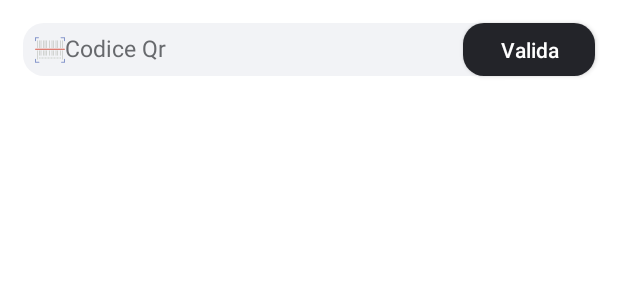
After one commit to Xiryl/Coupons-Qr-App, an Android app: the layout qrscan_fragment_layout.xml on its own in the app's theme, with its tools: preview values and no code run, on a phone screen of 412 x 824 dp. The commit adds this screen. Shown: the top 300 px of the screen. Run offline under Robolectric (Android 15) with nearby library versions, the phone set to English and light mode, and no system bars.

Commit message:
Update qrscan edittext

```diff
--- a/QRCoupons/app/src/main/java/it/chiarani/qrcoupons/fragments/CouponsFragment.java
+++ b/QRCoupons/app/src/main/java/it/chiarani/qrcoupons/fragments/ScanQrFragment.java
@@ -1,21 +1,17 @@
 package it.chiarani.qrcoupons.fragments;
 
-import android.databinding.DataBindingUtil;
 import android.os.Bundle;
 import android.support.v4.app.Fragment;
 import android.view.LayoutInflater;
 import android.view.View;
 import android.view.ViewGroup;
-import android.widget.TextView;
-
-import org.w3c.dom.Text;
 
 import it.chiarani.qrcoupons.R;
 
-public class CouponsFragment extends Fragment {
+public class ScanQrFragment extends Fragment {
 
 
-  public CouponsFragment() {
+  public ScanQrFragment() {
   }
 
 
@@ -26,8 +22,7 @@ public class CouponsFragment extends Fragment {
 
   @Override
   public View onCreateView(LayoutInflater inflater, ViewGroup container, Bundle savedInstanceState) {
-    View rootView =  inflater.inflate(R.layout.coupons_fragment_layout, container, false);
-    txt1 = (TextView) rootView.findViewById(R.id.frag_coupons_txt1);
+    View rootView =  inflater.inflate(R.layout.qrscan_fragment_layout, container, false);
 
     return rootView;
   }
--- a/QRCoupons/app/src/main/java/it/chiarani/qrcoupons/views/MainActivity.java
+++ b/QRCoupons/app/src/main/java/it/chiarani/qrcoupons/views/MainActivity.java
@@ -8,13 +8,15 @@ import android.view.MenuItem;
 
 import it.chiarani.qrcoupons.R;
 import it.chiarani.qrcoupons.databinding.MainActivityLayoutBinding;
-import it.chiarani.qrcoupons.fragments.CouponsFragment;
+import it.chiarani.qrcoupons.fragments.ScanQrFragment;
 
 public class MainActivity extends AppCompatActivity implements BottomNavigationView.OnNavigationItemSelectedListener {
 
+  private static final String TAG_SCAN_QR = "tag_scan_qr";
+
   private MainActivityLayoutBinding binding;
   private BottomNavigationView      bottomNavigationView;
-  private CouponsFragment           couponsF = new CouponsFragment();
+  private ScanQrFragment            scanqrF = new ScanQrFragment();
 
   @Override
   protected void onCreate(Bundle savedInstanceState) {
@@ -26,9 +28,13 @@ public class MainActivity extends AppCompatActivity implements BottomNavigationV
     // set bottom navbar
     bottomNavigationView = (BottomNavigationView) findViewById(R.id.main_activity_bottom_nav);
 
+    // set scanqr as checked item
+    bottomNavigationView.setSelectedItemId(R.id.bottombaritem_scanqr);
+
+    // set scanqr fragment
     getSupportFragmentManager()
         .beginTransaction()
-        .replace(R.id.main_activity_fragment_holder, couponsF, "tag1")
+        .replace(R.id.main_activity_fragment_holder, scanqrF, TAG_SCAN_QR)
         .commit();
   }
 
--- /dev/null
+++ b/QRCoupons/app/src/main/res/drawable/ic_barcode.xml
@@ -0,0 +1,147 @@
+<?xml version="1.0" encoding="utf-8"?>
+<vector xmlns:android="http://schemas.android.com/apk/res/android"
+    android:width="20dp"
+    android:height="20dp"
+    android:viewportWidth="60"
+    android:viewportHeight="60"
+    android:alpha="90">
+
+    <path
+        android:fillColor="#D1D4D1"
+        android:pathData="M5,49.5c-0.552,0-1-0.447-1-1v-17c0-0.553,0.448-1,1-1s1,0.447,1,1v17C6,49.053,5.552,49.5,5,49.5z" />
+    <path
+        android:fillColor="#D1D4D1"
+        android:pathData="M55,49.5c-0.552,0-1-0.447-1-1v-17c0-0.553,0.448-1,1-1s1,0.447,1,1v17 C56,49.053,55.552,49.5,55,49.5z" />
+    <path
+        android:fillColor="#D1D4D1"
+        android:pathData="M9,41.5c-0.552,0-1-0.447-1-1v-9c0-0.553,0.448-1,1-1s1,0.447,1,1v9C10,41.053,9.552,41.5,9,41.5z" />
+    <path
+        android:fillColor="#D1D4D1"
+        android:pathData="M12,41.5c-0.552,0-1-0.447-1-1v-9c0-0.553,0.448-1,1-1s1,0.447,1,1v9C13,41.053,12.552,41.5,12,41.5 z" />
+    <path
+        android:fillColor="#D1D4D1"
+        android:pathData="M17,41.5c-0.552,0-1-0.447-1-1v-9c0-0.553,0.448-1,1-1s1,0.447,1,1v9C18,41.053,17.552,41.5,17,41.5 z" />
+    <path
+        android:fillColor="#D1D4D1"
+        android:pathData="M20,41.5c-0.552,0-1-0.447-1-1v-9c0-0.553,0.448-1,1-1s1,0.447,1,1v9C21,41.053,20.552,41.5,20,41.5 z" />
+    <path
+        android:fillColor="#D1D4D1"
+        android:pathData="M23,41.5c-0.552,0-1-0.447-1-1v-9c0-0.553,0.448-1,1-1s1,0.447,1,1v9C24,41.053,23.552,41.5,23,41.5 z" />
+    <path
+        android:fillColor="#D1D4D1"
+        android:pathData="M29,41.5c-0.552,0-1-0.447-1-1v-9c0-0.553,0.448-1,1-1s1,0.447,1,1v9C30,41.053,29.552,41.5,29,41.5 z" />
+    <path
+        android:fillColor="#D1D4D1"
+        android:pathData="M34,41.5c-0.552,0-1-0.447-1-1v-9c0-0.553,0.448-1,1-1s1,0.447,1,1v9C35,41.053,34.552,41.5,34,41.5 z" />
+    <path
+        android:fillColor="#D1D4D1"
+        android:pathData="M37,41.5c-0.552,0-1-0.447-1-1v-9c0-0.553,0.448-1,1-1s1,0.447,1,1v9C38,41.053,37.552,41.5,37,41.5 z" />
+    <path
+        android:fillColor="#D1D4D1"
+        android:pathData="M42,41.5c-0.552,0-1-0.447-1-1v-9c0-0.553,0.448-1,1-1s1,0.447,1,1v9C43,41.053,42.552,41.5,42,41.5 z" />
+    <path
+        android:fillColor="#D1D4D1"
+        android:pathData="M45,41.5c-0.552,0-1-0.447-1-1v-9c0-0.553,0.448-1,1-1s1,0.447,1,1v9C46,41.053,45.552,41.5,45,41.5 z" />
+    <path
+        android:fillColor="#D1D4D1"
+        android:pathData="M51,41.5c-0.552,0-1-0.447-1-1v-9c0-0.553,0.448-1,1-1s1,0.447,1,1v9C52,41.053,51.552,41.5,51,41.5 z" />
+    <path
+        android:fillColor="#D1D4D1"
+        android:pathData="M5,26.5c-0.552,0-1-0.447-1-1v-14c0-0.553,0.448-1,1-1s1,0.447,1,1v14C6,26.053,5.552,26.5,5,26.5z" />
+    <path
+        android:fillColor="#D1D4D1"
+        android:pathData="M55,26.5c-0.552,0-1-0.447-1-1v-14c0-0.553,0.448-1,1-1s1,0.447,1,1v14 C56,26.053,55.552,26.5,55,26.5z" />
+    <path
+        android:fillColor="#D1D4D1"
+        android:pathData="M9,26.5c-0.552,0-1-0.447-1-1v-14c0-0.553,0.448-1,1-1s1,0.447,1,1v14C10,26.053,9.552,26.5,9,26.5z" />
+    <path
+        android:fillColor="#D1D4D1"
+        android:pathData="M12,26.5c-0.552,0-1-0.447-1-1v-14c0-0.553,0.448-1,1-1s1,0.447,1,1v14 C13,26.053,12.552,26.5,12,26.5z" />
+    <path
+        android:fillColor="#D1D4D1"
+        android:pathData="M17,26.5c-0.552,0-1-0.447-1-1v-14c0-0.553,0.448-1,1-1s1,0.447,1,1v14 C18,26.053,17.552,26.5,17,26.5z" />
+    <path
+        android:fillColor="#D1D4D1"
+        android:pathData="M20,26.5c-0.552,0-1-0.447-1-1v-14c0-0.553,0.448-1,1-1s1,0.447,1,1v14 C21,26.053,20.552,26.5,20,26.5z" />
+    <path
+        android:fillColor="#D1D4D1"
+        android:pathData="M23,26.5c-0.552,0-1-0.447-1-1v-14c0-0.553,0.448-1,1-1s1,0.447,1,1v14 C24,26.053,23.552,26.5,23,26.5z" />
+    <path
+        android:fillColor="#D1D4D1"
+        android:pathData="M29,26.5c-0.552,0-1-0.447-1-1v-14c0-0.553,0.448-1,1-1s1,0.447,1,1v14 C30,26.053,29.552,26.5,29,26.5z" />
+    <path
+        android:fillColor="#D1D4D1"
+        android:pathData="M34,26.5c-0.552,0-1-0.447-1-1v-14c0-0.553,0.448-1,1-1s1,0.447,1,1v14 C35,26.053,34.552,26.5,34,26.5z" />
+    <path
+        android:fillColor="#D1D4D1"
+        android:pathData="M37,26.5c-0.552,0-1-0.447-1-1v-14c0-0.553,0.448-1,1-1s1,0.447,1,1v14 C38,26.053,37.552,26.5,37,26.5z" />
+    <path
+        android:fillColor="#D1D4D1"
+        android:pathData="M42,26.5c-0.552,0-1-0.447-1-1v-14c0-0.553,0.448-1,1-1s1,0.447,1,1v14 C43,26.053,42.552,26.5,42,26.5z" />
+    <path
+        android:fillColor="#D1D4D1"
+        android:pathData="M45,26.5c-0.552,0-1-0.447-1-1v-14c0-0.553,0.448-1,1-1s1,0.447,1,1v14 C46,26.053,45.552,26.5,45,26.5z" />
+    <path
+        android:fillColor="#D1D4D1"
+        android:pathData="M51,26.5c-0.552,0-1-0.447-1-1v-14c0-0.553,0.448-1,1-1s1,0.447,1,1v14 C52,26.053,51.552,26.5,51,26.5z" />
+    <path
+        android:fillColor="#D1D4D1"
+        android:pathData="M9,47.5c-0.552,0-1-0.447-1-1v-1c0-0.553,0.448-1,1-1s1,0.447,1,1v1C10,47.053,9.552,47.5,9,47.5z" />
+    <path
+        android:fillColor="#D1D4D1"
+        android:pathData="M12,47.5c-0.552,0-1-0.447-1-1v-1c0-0.553,0.448-1,1-1s1,0.447,1,1v1C13,47.053,12.552,47.5,12,47.5 z" />
+    <path
+        android:fillColor="#D1D4D1"
+        android:pathData="M15,47.5c-0.552,0-1-0.447-1-1v-1c0-0.553,0.448-1,1-1s1,0.447,1,1v1C16,47.053,15.552,47.5,15,47.5 z" />
+    <path
+        android:fillColor="#D1D4D1"
+        android:pathData="M18,47.5c-0.552,0-1-0.447-1-1v-1c0-0.553,0.448-1,1-1s1,0.447,1,1v1C19,47.053,18.552,47.5,18,47.5 z" />
+    <path
+        android:fillColor="#D1D4D1"
+        android:pathData="M21,47.5c-0.552,0-1-0.447-1-1v-1c0-0.553,0.448-1,1-1s1,0.447,1,1v1C22,47.053,21.552,47.5,21,47.5 z" />
+    <path
+        android:fillColor="#D1D4D1"
+        android:pathData="M24,47.5c-0.552,0-1-0.447-1-1v-1c0-0.553,0.448-1,1-1s1,0.447,1,1v1C25,47.053,24.552,47.5,24,47.5 z" />
+    <path
+        android:fillColor="#D1D4D1"
+        android:pathData="M27,47.5c-0.552,0-1-0.447-1-1v-1c0-0.553,0.448-1,1-1s1,0.447,1,1v1C28,47.053,27.552,47.5,27,47.5 z" />
+    <path
+        android:fillColor="#D1D4D1"
+        android:pathData="M30,47.5c-0.552,0-1-0.447-1-1v-1c0-0.553,0.448-1,1-1s1,0.447,1,1v1C31,47.053,30.552,47.5,30,47.5 z" />
+    <path
+        android:fillColor="#D1D4D1"
+        android:pathData="M33,47.5c-0.552,0-1-0.447-1-1v-1c0-0.553,0.448-1,1-1s1,0.447,1,1v1C34,47.053,33.552,47.5,33,47.5 z" />
+    <path
+        android:fillColor="#D1D4D1"
+        android:pathData="M36,47.5c-0.552,0-1-0.447-1-1v-1c0-0.553,0.448-1,1-1s1,0.447,1,1v1C37,47.053,36.552,47.5,36,47.5 z" />
+    <path
+        android:fillColor="#D1D4D1"
+        android:pathData="M39,47.5c-0.552,0-1-0.447-1-1v-1c0-0.553,0.448-1,1-1s1,0.447,1,1v1C40,47.053,39.552,47.5,39,47.5 z" />
+    <path
+        android:fillColor="#D1D4D1"
+        android:pathData="M42,47.5c-0.552,0-1-0.447-1-1v-1c0-0.553,0.448-1,1-1s1,0.447,1,1v1C43,47.053,42.552,47.5,42,47.5 z" />
+    <path
+        android:fillColor="#D1D4D1"
+        android:pathData="M45,47.5c-0.552,0-1-0.447-1-1v-1c0-0.553,0.448-1,1-1s1,0.447,1,1v1C46,47.053,45.552,47.5,45,47.5 z" />
+    <path
+        android:fillColor="#D1D4D1"
+        android:pathData="M48,47.5c-0.552,0-1-0.447-1-1v-1c0-0.553,0.448-1,1-1s1,0.447,1,1v1C49,47.053,48.552,47.5,48,47.5 z" />
+    <path
+        android:fillColor="#D1D4D1"
+        android:pathData="M51,47.5c-0.552,0-1-0.447-1-1v-1c0-0.553,0.448-1,1-1s1,0.447,1,1v1C52,47.053,51.552,47.5,51,47.5 z" />
+    <path
+        android:fillColor="#8697CB"
+        android:pathData="M8,55.5H0v-7c0-0.553,0.448-1,1-1s1,0.447,1,1v5h6c0.552,0,1,0.447,1,1S8.552,55.5,8,55.5z" />
+    <path
+        android:fillColor="#8697CB"
+        android:pathData="M60,55.5h-7c-0.552,0-1-0.447-1-1s0.448-1,1-1h5v-5c0-0.553,0.448-1,1-1s1,0.447,1,1V55.5z" />
+    <path
+        android:fillColor="#8697CB"
+        android:pathData="M59,12.5c-0.552,0-1-0.447-1-1v-5h-6c-0.552,0-1-0.447-1-1s0.448-1,1-1h8v7 C60,12.053,59.552,12.5,59,12.5z" />
+    <path
+        android:fillColor="#8697CB"
+        android:pathData="M1,12.5c-0.552,0-1-0.447-1-1v-7h7c0.552,0,1,0.447,1,1s-0.448,1-1,1H2v5 C2,12.053,1.552,12.5,1,12.5z" />
+    <path
+        android:fillColor="#D75A4A"
+        android:pathData="M59,29.5H1c-0.552,0-1-0.447-1-1s0.448-1,1-1h58c0.552,0,1,0.447,1,1S59.552,29.5,59,29.5z" />
+</vector>
--- /dev/null
+++ b/QRCoupons/app/src/main/res/drawable/rounded_button.xml
@@ -0,0 +1,11 @@
+<?xml version="1.0" encoding="utf-8"?>
+<!--  res/drawable/rounded_edittext.xml -->
+<shape xmlns:android="http://schemas.android.com/apk/res/android"
+  android:shape="rectangle" android:padding="10dp">
+  <solid android:color="@color/bottombar_dark_gray"/>
+  <corners
+    android:bottomRightRadius="@dimen/edittext_border_roiund"
+    android:bottomLeftRadius="@dimen/edittext_border_roiund"
+    android:topLeftRadius="@dimen/edittext_border_roiund"
+    android:topRightRadius="@dimen/edittext_border_roiund"/>
+</shape>
--- /dev/null
+++ b/QRCoupons/app/src/main/res/drawable/rounded_edittext.xml
@@ -0,0 +1,11 @@
+<?xml version="1.0" encoding="utf-8"?>
+<!--  res/drawable/rounded_edittext.xml -->
+<shape xmlns:android="http://schemas.android.com/apk/res/android"
+  android:shape="rectangle" android:padding="10dp">
+  <solid android:color="@color/light_gray"/>
+  <corners
+    android:bottomRightRadius="@dimen/edittext_border_roiund"
+    android:bottomLeftRadius="@dimen/edittext_border_roiund"
+    android:topLeftRadius="@dimen/edittext_border_roiund"
+    android:topRightRadius="@dimen/edittext_border_roiund"/>
+</shape>
--- a/QRCoupons/app/src/main/res/drawable/selector_bottombar_text.xml
+++ b/QRCoupons/app/src/main/res/drawable/selector_bottombar_text.xml
@@ -1,5 +1,5 @@
 <selector xmlns:android="http://schemas.android.com/apk/res/android">
-  <item android:color="@color/bottombar_gray" android:state_enabled="false"/>
+  <item android:color="@android:color/transparent" android:state_enabled="false"/>
   <item android:color="@color/ocra" android:state_checked="true"/>
-  <item android:color="@color/bottombar_gray"/>
+  <item android:color="@android:color/transparent"/>
 </selector>
--- a/QRCoupons/app/src/main/res/layout/coupons_fragment_layout.xml
+++ /dev/null
@@ -1,18 +0,0 @@
-<?xml version="1.0" encoding="utf-8"?>
-<layout>
-  <data/>
-<FrameLayout xmlns:android="http://schemas.android.com/apk/res/android"
-  xmlns:tools="http://schemas.android.com/tools"
-  android:layout_width="match_parent"
-  android:layout_height="match_parent"
-  tools:context=".fragments.CouponsFragment"
-  android:background="@color/black">
-
-  <TextView
-    android:id="@+id/frag_coupons_txt1"
-    android:layout_width="match_parent"
-    android:layout_height="match_parent"
-    android:text="coupons fragment" />
-
-</FrameLayout>
-</layout>
--- /dev/null
+++ b/QRCoupons/app/src/main/res/layout/qrscan_fragment_layout.xml
@@ -0,0 +1,42 @@
+<?xml version="1.0" encoding="utf-8"?>
+<layout>
+  <data/>
+<FrameLayout xmlns:android="http://schemas.android.com/apk/res/android"
+  xmlns:tools="http://schemas.android.com/tools"
+  android:layout_width="match_parent"
+  android:layout_height="match_parent"
+  tools:context=".fragments.ScanQrFragment"
+  android:background="@color/white">
+
+  <RelativeLayout xmlns:android="http://schemas.android.com/apk/res/android"
+    android:layout_width="fill_parent"
+    android:layout_height="wrap_content" >
+
+    <EditText
+      android:id="@+id/qrscan_fragment_edittext_qrcode"
+      android:layout_width="fill_parent"
+      android:layout_height="@dimen/edittext_height"
+      android:padding="8dp"
+      android:layout_margin="@dimen/edittext_margin"
+      android:drawableStart="@drawable/ic_barcode"
+      android:textSize="@dimen/edittext_textsize"
+      android:hint="@string/edittext_hint"
+      android:textColorHint="@color/bottombar_gray"
+      android:textColor="@color/bottombar_gray"
+      android:background="@drawable/rounded_edittext" />
+
+    <android.support.v7.widget.AppCompatButton
+      android:id="@+id/qrscan_fragment_btn_valida"
+      android:layout_width="wrap_content"
+      android:layout_height="@dimen/edittext_height"
+      android:layout_marginEnd="@dimen/edittext_margin"
+      android:textAllCaps="false"
+      android:layout_alignParentEnd="true"
+      android:layout_centerVertical="true"
+      android:text="@string/btn_valida"
+      android:background="@drawable/rounded_button"/>
+  </RelativeLayout>
+
+</FrameLayout>
+
+</layout>
--- a/QRCoupons/app/src/main/res/values/dimen.xml
+++ b/QRCoupons/app/src/main/res/values/dimen.xml
@@ -2,4 +2,8 @@
 <resources>
   <dimen name="toolbar_height">54dp</dimen>
   <dimen name="toobar_item_margin">15dp</dimen>
+  <dimen name="edittext_border_roiund">14dp</dimen>
+  <dimen name="edittext_height">35dp</dimen>
+  <dimen name="edittext_margin">15dp</dimen>
+  <dimen name="edittext_textsize">15sp</dimen>
 </resources>
--- a/QRCoupons/app/src/main/res/values/strings.xml
+++ b/QRCoupons/app/src/main/res/values/strings.xml
@@ -1,3 +1,5 @@
 <resources>
   <string name="app_name">QR Coupons</string>
+  <string name="btn_valida">Valida</string>
+  <string name="edittext_hint"> Codice Qr</string>
 </resources>
```
